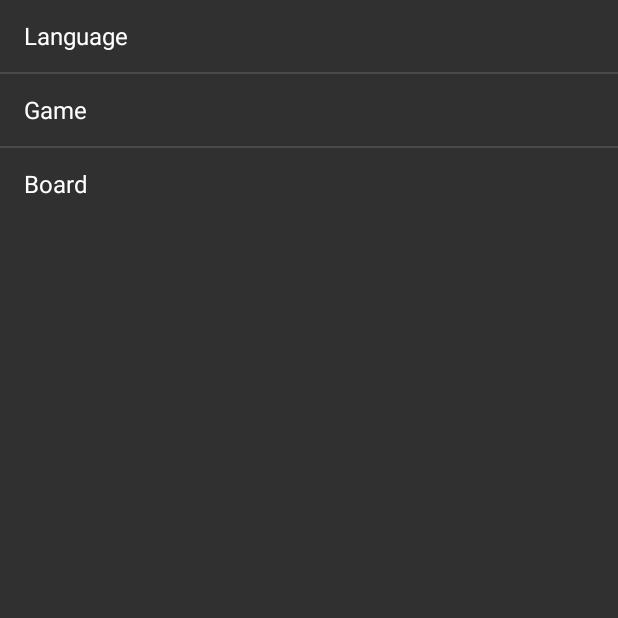
After one commit to EvilGenoM/chessClient, an Android app: the SettingsActivity screen opened directly, with no data from a screen before it, on a phone screen of 412 x 824 dp, the top half of it. The commit adds this screen. Run offline under Robolectric (Android 15) with nearby library versions, the phone set to English and light mode, and no system bars.

Commit message:
Добалено представление настроек

```diff
--- a/app/src/main/AndroidManifest.xml
+++ b/app/src/main/AndroidManifest.xml
@@ -3,10 +3,10 @@
     package="mobi.mpk.chessandroid">
 
     <application
+        android:name=".App"
         android:allowBackup="true"
         android:icon="@mipmap/ic_launcher"
         android:label="@string/app_name"
-        android:name=".App"
         android:roundIcon="@mipmap/ic_launcher_round"
         android:supportsRtl="true"
         android:theme="@style/Theme.AppCompat.NoActionBar">
@@ -17,7 +17,9 @@
                 <category android:name="android.intent.category.LAUNCHER" />
             </intent-filter>
         </activity>
-        <activity android:name=".ui.GameActivity"></activity>
+        <activity android:name=".ui.GameActivity" />
+        <activity android:name=".ui.SettingsActivity" />
+        <activity android:name=".ui.settings.LanguageSettingsActivity"></activity>
     </application>
 
 </manifest>
--- /dev/null
+++ b/app/src/main/java/mobi/mpk/chessandroid/ui/SettingsActivity.java
@@ -0,0 +1,35 @@
+package mobi.mpk.chessandroid.ui;
+
+import android.content.Intent;
+import android.os.Bundle;
+import android.support.v7.app.AppCompatActivity;
+import android.view.View;
+import android.widget.AdapterView;
+
+import mobi.mpk.chessandroid.R;
+
+public class SettingsActivity extends AppCompatActivity {
+
+    @Override
+    protected void onCreate(Bundle savedInstanceState) {
+        super.onCreate(savedInstanceState);
+        setContentView(R.layout.activity_settings);
+
+        AdapterView.OnItemClickListener itemClickListener = new AdapterView.OnItemClickListener() {
+
+            public void onItemClick(AdapterView<?> listView, View itemView, int position, long id) {
+
+                if(position == 0) {
+
+                    Intent intent = new Intent(this, LanguageSettings.class);
+                    intent.start();
+
+                }
+
+            }
+
+        };
+
+    }
+
+}
--- /dev/null
+++ b/app/src/main/res/layout/activity_settings.xml
@@ -0,0 +1,15 @@
+<?xml version="1.0" encoding="utf-8"?>
+<RelativeLayout xmlns:android="http://schemas.android.com/apk/res/android"
+    xmlns:app="http://schemas.android.com/apk/res-auto"
+    xmlns:tools="http://schemas.android.com/tools"
+    android:layout_width="match_parent"
+    android:layout_height="match_parent"
+    tools:context="mobi.mpk.chessandroid.ui.SettingsActivity">
+
+    <ListView
+        android:layout_width="wrap_content"
+        android:layout_height="wrap_content"
+        android:entries="@array/options">
+    </ListView>
+
+</RelativeLayout>
--- a/app/src/main/res/values/strings.xml
+++ b/app/src/main/res/values/strings.xml
@@ -1,3 +1,12 @@
 <resources>
     <string name="app_name">ChessAndroid</string>
+    <string-array name="options">
+        <item>Language</item>
+        <item>Game</item>
+        <item>Board</item>
+    </string-array>
+    <string-array name="languages">
+        <item>English</item>
+        <item>Русский</item>
+    </string-array>
 </resources>
```
Also changed, not shown: app/build.gradle (+4 -4 lines), app/src/main/java/mobi/mpk/chessandroid/ui/settings/SettingsView.java (added, +33 -0 lines), 1 other file.
